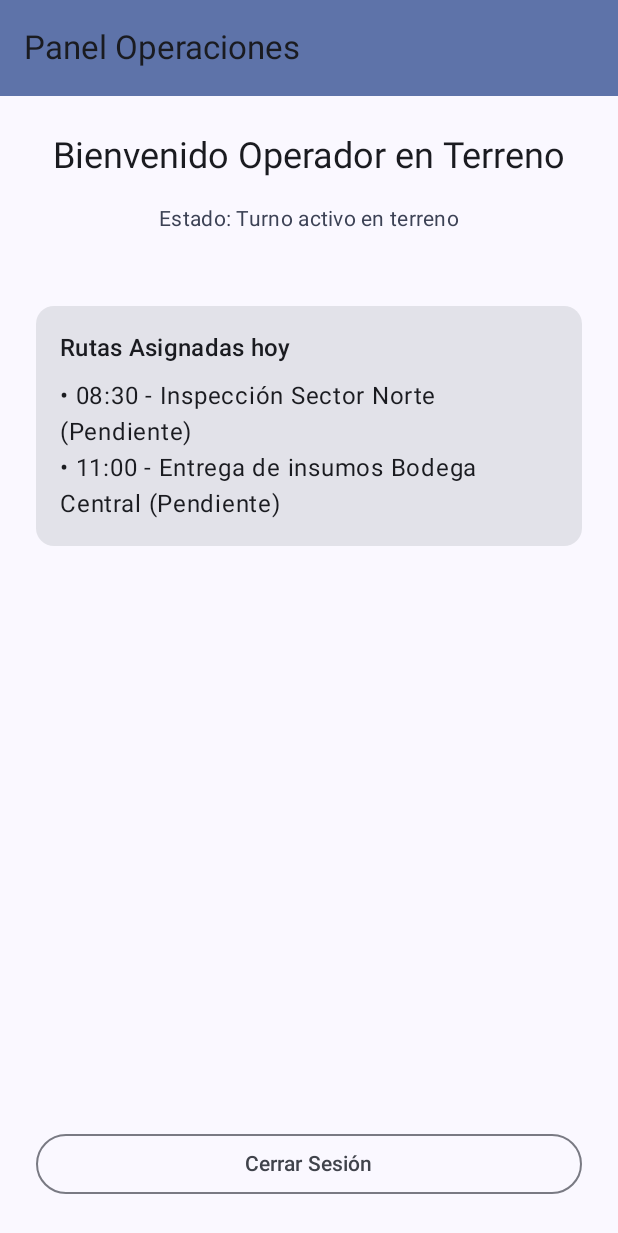
After one commit to Ziurlix/Proyecto-Semestral_Grupo16, an Android app built with Jetpack Compose: the HomeScreen screen opened through its navigation route, on a phone screen of 412 x 824 dp. The commit adds this screen. Shown: the top 1233 px of the screen. Run offline under Robolectric (Android 15) with nearby library versions, the phone set to English and light mode, and no system bars.

Commit message:
feat(nav): integrar navegacion entre LoginScreen y HomeScreen
- Implementación de NavHost y rutas ("login", "home") en MainActivity.
- Redirección automática tras autenticación exitosa mediante callback onLoginSuccess.
- Integración de HomeScreen con opción de cierre de sesión para pruebas del flujo.

```diff
--- a/app/src/main/java/com/example/MainActivity.kt
+++ b/app/src/main/java/com/example/MainActivity.kt
@@ -12,6 +12,7 @@ import androidx.compose.ui.Modifier
 import androidx.navigation.compose.NavHost
 import androidx.navigation.compose.composable
 import androidx.navigation.compose.rememberNavController
+import com.example.ui.HomeScreen
 import com.example.ui.theme.TestTheme
 import com.example.ui.LoginScreen
 
@@ -21,15 +22,35 @@ class MainActivity : ComponentActivity() {
         enableEdgeToEdge()
         setContent {
             TestTheme {
+
                 val navController = rememberNavController()
                 Scaffold(modifier = Modifier.fillMaxSize()) { innerPadding ->
                     Box(modifier = Modifier.padding(innerPadding)) {
-                        // Contenido principal de la app
                         NavHost(
                             navController = navController,
                             startDestination = "login"
                         ) {
-                            composable("login") { LoginScreen() }
+                            // Pantalla Login
+                            composable("login") {
+                                LoginScreen(
+                                    onLoginSuccess = {
+                                        navController.navigate("home") {
+                                            popUpTo("login") { inclusive = true}
+                                        }
+                                    }
+                                )
+                            }
+
+                            // Pantalla principal
+                            composable("home") {
+                                HomeScreen(
+                                    onCerrarSesion = {
+                                        navController.navigate("login") {
+                                            popUpTo("home") { inclusive = true}
+                                        }
+                                    }
+                                )
+                            }
                         }
                     }
                 }
--- /dev/null
+++ b/app/src/main/java/com/example/ui/HomeScreen.kt
@@ -0,0 +1,73 @@
+package com.example.ui
+
+import androidx.compose.foundation.layout.*
+import androidx.compose.material3.*
+import androidx.compose.runtime.Composable
+import androidx.compose.ui.Alignment
+import androidx.compose.ui.Modifier
+import androidx.compose.ui.unit.dp
+
+@OptIn(ExperimentalMaterial3Api::class)
+@Composable
+fun HomeScreen (
+    usuario: String = "Operador en Terreno",
+    onCerrarSesion: () -> Unit
+) {
+    Scaffold(
+        topBar = {
+            TopAppBar(
+                title = { Text( "Panel Operaciones") },
+                colors = TopAppBarDefaults.topAppBarColors(
+                    containerColor = MaterialTheme.colorScheme.primaryContainer
+                )
+            )
+        }
+    ) { innerPadding ->
+        Column(
+            modifier = Modifier
+                .padding(innerPadding)
+                .fillMaxSize()
+                .padding(24.dp),
+            verticalArrangement = Arrangement.spacedBy(16.dp),
+            horizontalAlignment = Alignment.CenterHorizontally
+        ) {
+            Text(
+                text = "Bienvenido $usuario",
+                style = MaterialTheme.typography.headlineSmall
+            )
+
+            Text(
+                text = "Estado: Turno activo en terreno",
+                style = MaterialTheme.typography.bodyMedium,
+                color = MaterialTheme.colorScheme.secondary
+            )
+
+            Spacer(modifier = Modifier.height(16.dp))
+
+            // Tarjeta resumen de tareas simuladas
+            Card(
+                modifier = Modifier.fillMaxWidth()
+            ) {
+                Column(modifier = Modifier.padding(16.dp)) {
+                    Text(
+                        text = "Rutas Asignadas hoy",
+                        style = MaterialTheme.typography.titleMedium
+                    )
+                    Spacer(modifier = Modifier.height(8.dp))
+                    Text("• 08:30 - Inspección Sector Norte (Pendiente)")
+                    Text("• 11:00 - Entrega de insumos Bodega Central (Pendiente)")
+                }
+            }
+
+            Spacer(modifier = Modifier.weight(1f))
+
+            // Boton volver Login
+            OutlinedButton(
+                onClick = onCerrarSesion,
+                modifier = Modifier.fillMaxWidth()
+            ) {
+                Text("Cerrar Sesión")
+            }
+        }
+    }
+}
--- a/app/src/main/java/com/example/ui/LoginScreen.kt
+++ b/app/src/main/java/com/example/ui/LoginScreen.kt
@@ -17,9 +17,17 @@ import com.example.viewmodel.LoginViewModel
 
 @Preview
 @Composable
-fun LoginScreen (
-    viewModel: LoginViewModel = remember { LoginViewModel() }
+fun LoginScreen(
+    viewModel: LoginViewModel = remember { LoginViewModel() },
+    onLoginSuccess: () -> Unit = {} // <-- Callback para la navegación
 ) {
+    // Si loginExitoso pasa a true, dispara la navegación automáticamente
+    LaunchedEffect(viewModel.loginSuccess) {
+        if (viewModel.loginSuccess) {
+            onLoginSuccess()
+        }
+    }
+
     // Guarda lo escrito en los campos
     var correo by remember { mutableStateOf("") }
     var clave by remember { mutableStateOf("") }
--- a/app/src/main/java/com/example/viewmodel/LoginViewModel.kt
+++ b/app/src/main/java/com/example/viewmodel/LoginViewModel.kt
@@ -44,4 +44,10 @@ class LoginViewModel : ViewModel() {
             }
         }
     }
+
+    fun cerrarSesion() {
+        loginSuccess = false
+        msgError = null
+        intentosFallidos = 0
+    }
 }
```
